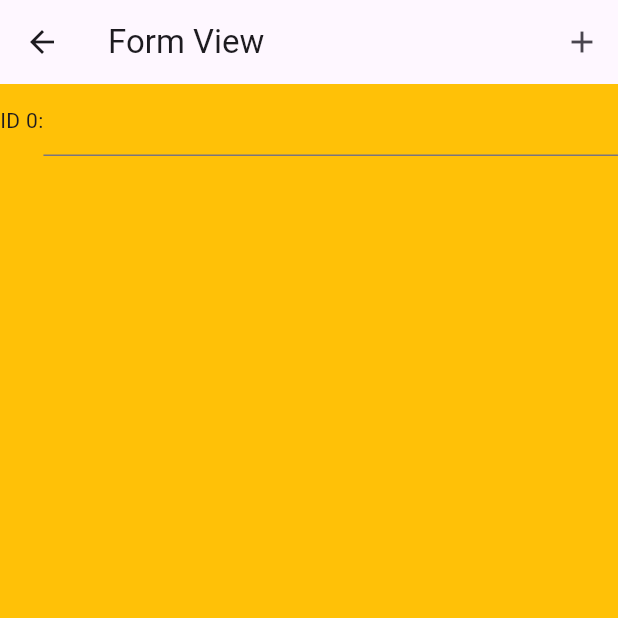
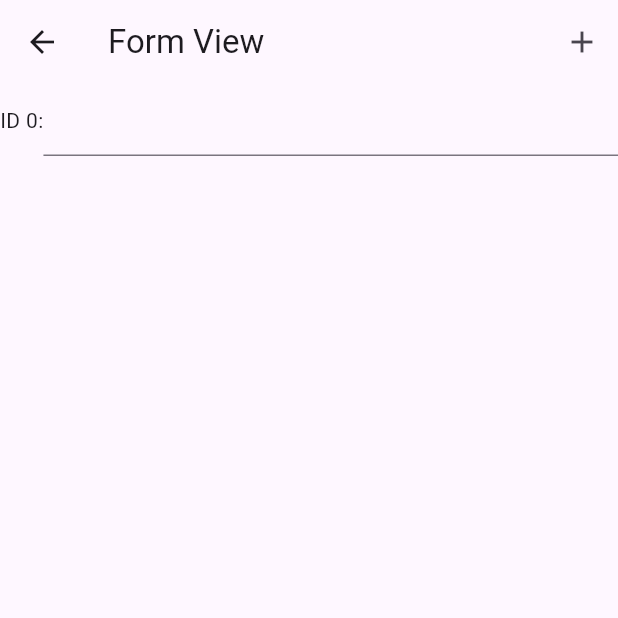
Before and after one commit to BabishShrestha/kodiary_test_app, a Flutter app: the FormView screen opened directly, after a tap on the "add" icon, on a phone screen of 412 x 824 dp, the top half of it. Run offline on Flutter 3.47's test engine with Material 2 defaults, Android fonts, the light colour scheme and no system bars; our stand-ins replace dio, flutter_riverpod, google_maps_flutter, riverpod.

Commit message:
refactored and removed warnings

```diff
--- a/lib/features/form/presentation/form_view.dart
+++ b/lib/features/form/presentation/form_view.dart
@@ -31,16 +31,18 @@ class _FormViewState extends State<FormView> {
       body: Form(
           key: globalKey,
           child: Column(
+            mainAxisSize: MainAxisSize.min,
             children: [
-              Container(
-                  color: Colors.amber,
-                  height: MediaQuery.of(context).size.height,
-                  child: ListView.builder(
-
-                      itemCount: counter,
-                      itemBuilder: (context, index) {
-                        return _row(index);
-                      }))
+              Expanded(
+                child: SizedBox(
+                    // color: Colors.amber,
+                    height: MediaQuery.of(context).size.height,
+                    child: ListView.builder(
+                        itemCount: counter,
+                        itemBuilder: (context, index) {
+                          return _row(index);
+                        })),
+              )
             ],
           )),
     );
--- a/lib/main.dart
+++ b/lib/main.dart
@@ -3,7 +3,7 @@ import 'package:flutter/material.dart';
 import 'package:flutter_riverpod/flutter_riverpod.dart';
 import 'package:kodiary_test_app/features/form/presentation/form_view.dart';
 import 'package:kodiary_test_app/features/get_company_list/presentation/company_home_view.dart';
-import 'package:kodiary_test_app/features/google_maps/maps.dart';
+import 'package:kodiary_test_app/features/google_maps/map_view.dart';
 
 void main() {
   runApp(
```
Also changed, not shown: lib/features/google_maps/map_view.dart (renamed from lib/features/google_maps/maps.dart).
